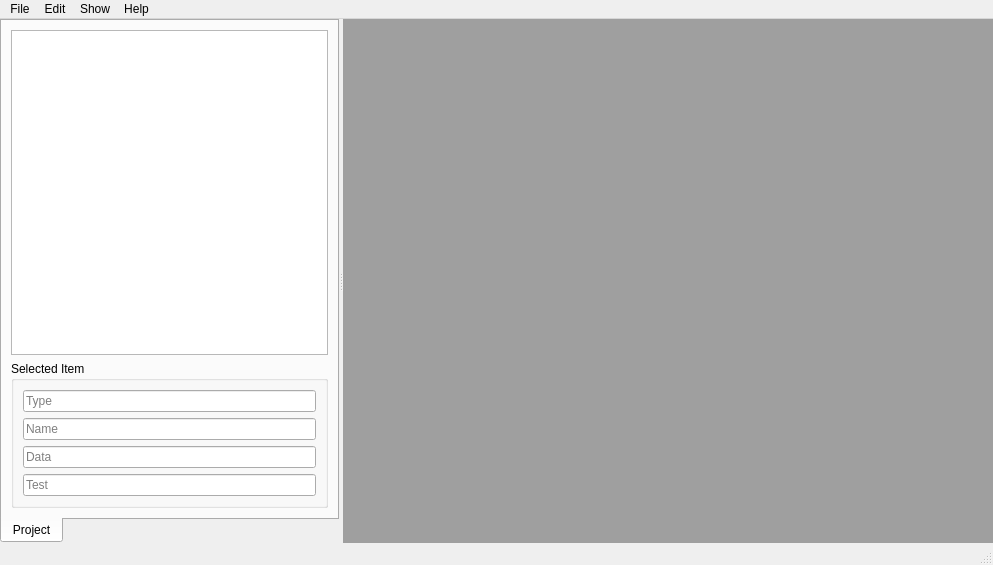
First picture: the form in spinetoolbox/ui/mainwindow.ui, repository spine-tools/Spine-Toolbox, before the edit.
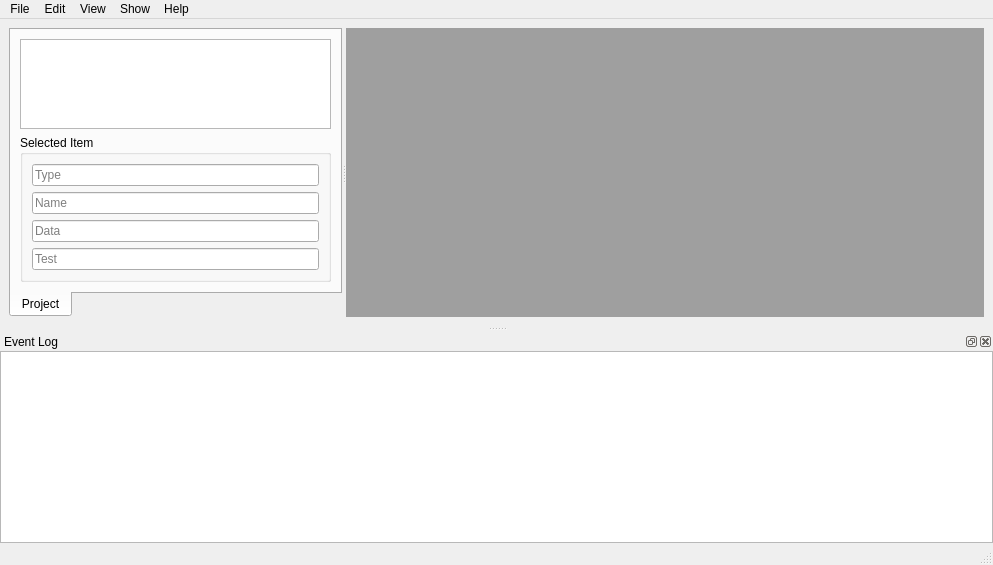
Second picture: the form after the edit.

Commit message: Issue #10 resolved. Event Log.

The edit to the form file:
```diff
--- a/spinetoolbox/ui/mainwindow.ui
+++ b/spinetoolbox/ui/mainwindow.ui
@@ -34,19 +34,7 @@
    <string>Spine Toolbox</string>
   </property>
   <widget class="QWidget" name="centralwidget">
-   <layout class="QHBoxLayout" name="horizontalLayout">
-    <property name="leftMargin">
-     <number>0</number>
-    </property>
-    <property name="topMargin">
-     <number>0</number>
-    </property>
-    <property name="rightMargin">
-     <number>0</number>
-    </property>
-    <property name="bottomMargin">
-     <number>0</number>
-    </property>
+   <layout class="QVBoxLayout" name="verticalLayout_4">
     <item>
      <widget class="QSplitter" name="splitter">
       <property name="orientation">
@@ -231,14 +219,51 @@
      <string>Show</string>
     </property>
     <addaction name="actionData_Store"/>
-    <addaction name="actionItem_Toolbar"/>
+   </widget>
+   <widget class="QMenu" name="menuView">
+    <property name="title">
+     <string>View</string>
+    </property>
+    <addaction name="actionAdd_Item_Toolbar"/>
+    <addaction name="actionEvent_Log"/>
    </widget>
    <addaction name="menuFile"/>
    <addaction name="menuEdit"/>
+   <addaction name="menuView"/>
    <addaction name="menuShow"/>
    <addaction name="menuHelp"/>
   </widget>
   <widget class="QStatusBar" name="statusbar"/>
+  <widget class="QDockWidget" name="dockWidget_eventlog">
+   <property name="features">
+    <set>QDockWidget::AllDockWidgetFeatures</set>
+   </property>
+   <property name="windowTitle">
+    <string>Event Log</string>
+   </property>
+   <attribute name="dockWidgetArea">
+    <number>8</number>
+   </attribute>
+   <widget class="QWidget" name="dockWidgetContents">
+    <layout class="QVBoxLayout" name="verticalLayout_3">
+     <property name="leftMargin">
+      <number>0</number>
+     </property>
+     <property name="topMargin">
+      <number>0</number>
+     </property>
+     <property name="rightMargin">
+      <number>0</number>
+     </property>
+     <property name="bottomMargin">
+      <number>0</number>
+     </property>
+     <item>
+      <widget class="QTextBrowser" name="textBrowser_eventlog"/>
+     </item>
+    </layout>
+   </widget>
+  </widget>
   <action name="actionQuit">
    <property name="text">
     <string>Quit</string>
```
Left out of the diff: 16 changed lines with no effect on the pictures. The commit also changes 10 other files.
